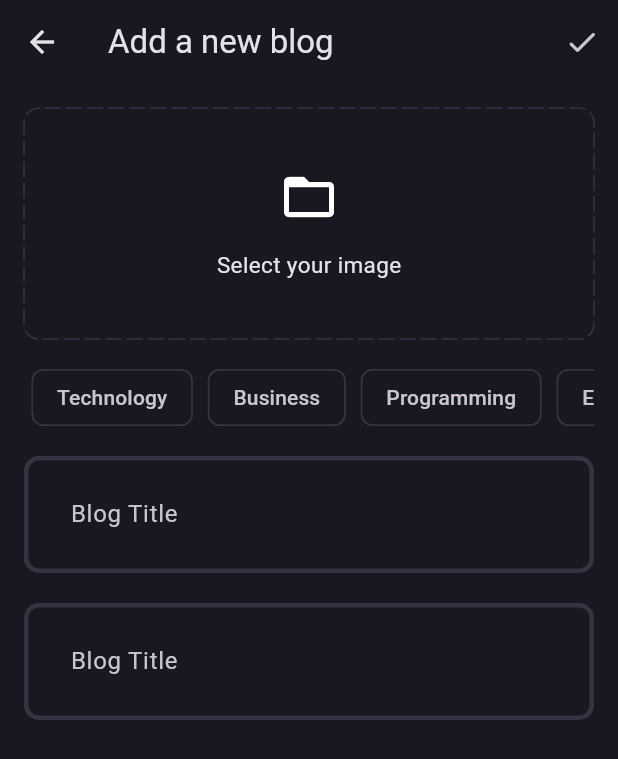
After one commit to uzaircode/clean-architecture-reference, a Flutter app: the AddNewBlogPage screen opened directly, after a tap on "Select your image", on a phone screen of 412 x 824 dp. The commit adds this screen. Shown: the top 759 px of the screen. Run offline on Flutter 3.47's test engine with Material 3 defaults, Android fonts, the phone set to English and light mode, and no system bars; drawn by our look-alikes of dotted_border; our stand-ins replace flutter_bloc, fpdart, get_it, image_picker, supabase_flutter; accounts and stored records are empty; statements that could not run were skipped.

Commit message:
Add new blog page, and pick image

```diff
--- a/lib/core/theme/theme.dart
+++ b/lib/core/theme/theme.dart
@@ -18,6 +18,10 @@ class AppTheme {
       backgroundColor: AppPallete.backgroundColor,
       elevation: 0,
     ),
+    chipTheme: const ChipThemeData(
+      backgroundColor: AppPallete.backgroundColor,
+      side: BorderSide.none,
+    ),
     inputDecorationTheme: InputDecorationTheme(
       contentPadding: const EdgeInsets.all(27),
       enabledBorder: _border(),
--- /dev/null
+++ b/lib/core/utils/pick_image.dart
@@ -0,0 +1,16 @@
+import 'dart:io';
+import 'package:image_picker/image_picker.dart';
+
+Future<File?> pickImage() async {
+  try {
+    final xFile = await ImagePicker().pickImage(
+      source: ImageSource.gallery,
+    );
+    if (xFile != null) {
+      return File(xFile.path);
+    }
+    return null;
+  } catch (e) {
+    return null;
+  }
+}
--- /dev/null
+++ b/lib/features/blog/presentation/pages/add_new_blog_page.dart
@@ -0,0 +1,159 @@
+import 'dart:io';
+import 'package:clean_architecture_rivaan/core/theme/app_pallete.dart';
+import 'package:clean_architecture_rivaan/core/utils/pick_image.dart';
+import 'package:clean_architecture_rivaan/features/blog/presentation/widgets/blog_editor.dart';
+import 'package:dotted_border/dotted_border.dart';
+import 'package:flutter/material.dart';
+
+class AddNewBlogPage extends StatefulWidget {
+  static route() => MaterialPageRoute(
+        builder: (context) => const AddNewBlogPage(),
+      );
+  const AddNewBlogPage({super.key});
+
+  @override
+  State<AddNewBlogPage> createState() => _AddNewBlogPageState();
+}
+
+class _AddNewBlogPageState extends State<AddNewBlogPage> {
+  final titleController = TextEditingController();
+  final contentController = TextEditingController();
+  List<String> selectedTopics = [];
+  File? image;
+
+  void selectImage() async {
+    final pickedImage = await pickImage();
+
+    if (pickedImage != null) {
+      setState(() {
+        image = pickedImage;
+      });
+    }
+  }
+
+  @override
+  void dispose() {
+    super.dispose();
+    titleController.dispose();
+    contentController.dispose();
+  }
+
+  @override
+  Widget build(BuildContext context) {
+    return Scaffold(
+      appBar: AppBar(
+        title: const Text('Add a new blog'),
+        actions: [
+          IconButton(
+            onPressed: () {},
+            icon: const Icon(Icons.done_rounded),
+          ),
+        ],
+      ),
+      body: SingleChildScrollView(
+        child: Padding(
+          padding: const EdgeInsets.all(16.0),
+          child: Column(
+            children: [
+              image != null
+                  ? GestureDetector(
+                      onTap: () {
+                        selectImage();
+                      },
+                      child: SizedBox(
+                        width: double.infinity,
+                        height: 150,
+                        child: ClipRRect(
+                          borderRadius: BorderRadius.circular(10),
+                          child: Image.file(
+                            image!,
+                            fit: BoxFit.cover,
+                          ),
+                        ),
+                      ),
+                    )
+                  : GestureDetector(
+                      onTap: () {
+                        selectImage();
+                      },
+                      child: DottedBorder(
+                        dashPattern: const [10, 4],
+                        radius: const Radius.circular(10),
+                        borderType: BorderType.RRect,
+                        strokeCap: StrokeCap.round,
+                        color: AppPallete.borderColor,
+                        child: const SizedBox(
+                          height: 150,
+                          width: double.infinity,
+                          child: Column(
+                            mainAxisAlignment: MainAxisAlignment.center,
+                            children: [
+                              Icon(
+                                Icons.folder_open,
+                                size: 40,
+                              ),
+                              SizedBox(height: 15),
+                              Text(
+                                'Select your image',
+                                style: TextStyle(
+                                  fontSize: 15,
+                                ),
+                              ),
+                            ],
+                          ),
+                        ),
+                      ),
+                    ),
+              const SizedBox(height: 10),
+              SingleChildScrollView(
+                scrollDirection: Axis.horizontal,
+                child: Row(
+                  children: [
+                    'Technology',
+                    'Business',
+                    'Programming',
+                    'Entertainment',
+                  ]
+                      .map(
+                        (e) => Padding(
+                          padding: const EdgeInsets.all(5.0),
+                          child: GestureDetector(
+                            onTap: () {
+                              if (selectedTopics.contains(e)) {
+                                selectedTopics.remove(e);
+                              } else {
+                                selectedTopics.add(e);
+                              }
+                              setState(() {});
+                              debugPrint(selectedTopics.toString());
+                            },
+                            child: Chip(
+                              label: Text(e),
+                              backgroundColor: selectedTopics.contains(e) ? AppPallete.gradient1 : null,
+                              side: const BorderSide(
+                                color: AppPallete.borderColor,
+                              ),
+                            ),
+                          ),
+                        ),
+                      )
+                      .toList(),
+                ),
+              ),
+              const SizedBox(height: 10),
+              BlogEditor(
+                controller: titleController,
+                hintText: 'Blog Title',
+              ),
+              const SizedBox(height: 20),
+              BlogEditor(
+                controller: contentController,
+                hintText: 'Blog Title',
+              ),
+            ],
+          ),
+        ),
+      ),
+    );
+  }
+}
--- /dev/null
+++ b/lib/features/blog/presentation/pages/blog_page.dart
@@ -0,0 +1,29 @@
+import 'package:clean_architecture_rivaan/features/blog/presentation/pages/add_new_blog_page.dart';
+import 'package:flutter/cupertino.dart';
+import 'package:flutter/material.dart';
+
+class BlogPage extends StatelessWidget {
+  const BlogPage({super.key});
+
+  @override
+  Widget build(BuildContext context) {
+    return Scaffold(
+      appBar: AppBar(
+        title: const Text('Blog App'),
+        actions: [
+          IconButton(
+            onPressed: () {
+              Navigator.push(
+                context,
+                AddNewBlogPage.route(),
+              );
+            },
+            icon: const Icon(
+              CupertinoIcons.add_circled,
+            ),
+          ),
+        ],
+      ),
+    );
+  }
+}
--- /dev/null
+++ b/lib/features/blog/presentation/widgets/blog_editor.dart
@@ -0,0 +1,18 @@
+import 'package:flutter/material.dart';
+
+class BlogEditor extends StatelessWidget {
+  final TextEditingController controller;
+  final String hintText;
+  const BlogEditor({super.key, required this.controller, required this.hintText});
+
+  @override
+  Widget build(BuildContext context) {
+    return TextFormField(
+      controller: controller,
+      decoration: InputDecoration(
+        hintText: hintText,
+      ),
+      maxLines: null,
+    );
+  }
+}
--- a/lib/main.dart
+++ b/lib/main.dart
@@ -2,6 +2,7 @@ import 'package:clean_architecture_rivaan/core/common/cubits/app_user/app_user_c
 import 'package:clean_architecture_rivaan/core/theme/theme.dart';
 import 'package:clean_architecture_rivaan/features/auth/presentation/bloc/auth_bloc.dart';
 import 'package:clean_architecture_rivaan/features/auth/presentation/pages/login_page.dart';
+import 'package:clean_architecture_rivaan/features/blog/presentation/pages/blog_page.dart';
 import 'package:clean_architecture_rivaan/init_dependencies.dart';
 import 'package:flutter/material.dart';
 import 'package:flutter_bloc/flutter_bloc.dart';
@@ -39,7 +40,8 @@ class _MyAppState extends State<MyApp> {
   @override
   Widget build(BuildContext context) {
     return MaterialApp(
-      title: 'Flutter Demo',
+      debugShowCheckedModeBanner: false,
+      title: 'Clean Architecture',
       theme: AppTheme.darkThemeMode,
       home: BlocSelector<AppUserCubit, AppUserState, bool>(
         selector: (state) {
@@ -47,9 +49,7 @@ class _MyAppState extends State<MyApp> {
         },
         builder: (context, isLoggedIn) {
           if (isLoggedIn) {
-            return const Scaffold(
-              body: Center(child: Text('Logged In')),
-            );
+            return const BlogPage();
           }
           return const LoginPage();
         },
--- a/pubspec.yaml
+++ b/pubspec.yaml
@@ -39,6 +39,8 @@ dependencies:
   supabase_flutter: ^2.4.0
   flutter_bloc: ^8.1.5
   get_it: ^7.6.7
+  dotted_border: ^2.1.0
+  image_picker: ^1.0.7
 
 dev_dependencies:
   flutter_test:
```
Also changed, not shown: pubspec.lock, 7 other files.
